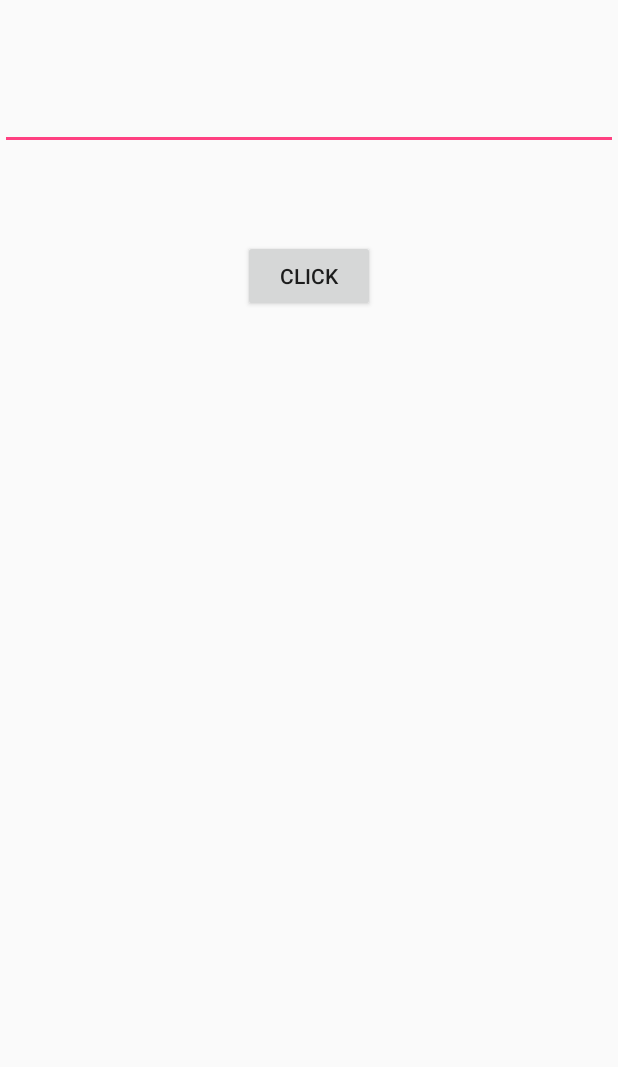
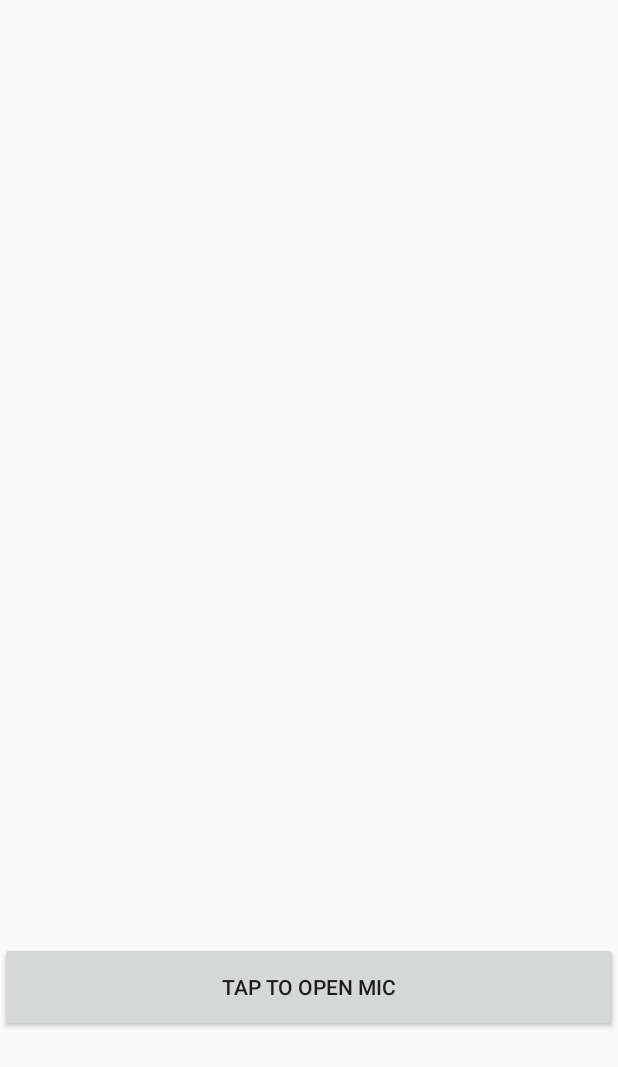
Before and after one commit to sneha-aniqa1997/MyFirstGithubProject, an Android app: the layout activity_speech_to_text_test.xml on its own in the app's theme, with its tools: preview values and no code run, on a phone screen of 412 x 824 dp. Shown: the top 1067 px of the screen. Run offline under Robolectric (Android 15) with nearby library versions, the phone set to English and light mode, and no system bars.

```diff
--- a/app/src/main/AndroidManifest.xml
+++ b/app/src/main/AndroidManifest.xml
@@ -40,6 +40,7 @@
 
         </activity>
         <activity android:name=".SpeechToTextTest">
+
         </activity>
     </application>
 
--- a/app/src/main/java/com/example/aniqa/myapplication2/SpeechToTextTest.java
+++ b/app/src/main/java/com/example/aniqa/myapplication2/SpeechToTextTest.java
@@ -2,9 +2,7 @@ package com.example.aniqa.myapplication2;
 
 import android.content.ActivityNotFoundException;
 import android.content.Intent;
-import android.speech.RecognitionService;
 import android.speech.RecognizerIntent;
-import android.speech.tts.TextToSpeech;
 import android.support.v7.app.AppCompatActivity;
 import android.os.Bundle;
 import android.view.View;
@@ -22,7 +20,7 @@ public class SpeechToTextTest extends AppCompatActivity {
     @Override
     protected void onCreate(Bundle savedInstanceState) {
         super.onCreate(savedInstanceState);
-        setContentView(R.layout.activity_text_to_speech_test);
+        setContentView(R.layout.activity_speech_to_text_test);
         initialization();
 
         mic.setOnClickListener(new View.OnClickListener() {
--- a/app/src/main/java/com/example/aniqa/myapplication2/TextToSpeechTest.java
+++ b/app/src/main/java/com/example/aniqa/myapplication2/TextToSpeechTest.java
@@ -18,7 +18,7 @@ public class TextToSpeechTest extends AppCompatActivity implements TextToSpeech.
     @Override
     protected void onCreate(Bundle savedInstanceState) {
         super.onCreate(savedInstanceState);
-        setContentView(R.layout.activity_speech_to_text_test);
+        setContentView(R.layout.activity_text_to_speech_test);
         initialization();
         button.setOnClickListener(new View.OnClickListener() {
             @Override
--- a/app/src/main/res/layout/activity_speech_to_text_test.xml
+++ b/app/src/main/res/layout/activity_speech_to_text_test.xml
@@ -5,20 +5,24 @@
     xmlns:tools="http://schemas.android.com/tools"
     android:layout_width="match_parent"
     android:layout_height="match_parent"
-    tools:context=".SpeechToTextTest">
-    <EditText
+    tools:context=".TextToSpeechTest">
+
+    <TextView
         android:layout_width="match_parent"
-        android:layout_height="100dp"
-        android:id="@+id/input"/>
+        android:layout_height="200dp"
+        android:id="@+id/text"/>
 
     <Button
-        android:id="@+id/click"
-        android:layout_width="wrap_content"
-        android:layout_height="wrap_content"
-        android:layout_alignParentTop="true"
-        android:layout_centerHorizontal="true"
-        android:layout_marginTop="160dp"
-        android:text="Click" />
+        android:id="@+id/mic"
+        android:layout_width="match_parent"
+        android:layout_height="60dp"
+        android:layout_alignParentBottom="true"
+        android:layout_alignParentStart="true"
+        android:layout_marginBottom="136dp"
+        android:text="Tap to open mic" />
+
+
+
 
 
 </RelativeLayout>
--- a/app/src/main/res/layout/activity_text_to_speech_test.xml
+++ b/app/src/main/res/layout/activity_text_to_speech_test.xml
@@ -5,23 +5,20 @@
     xmlns:tools="http://schemas.android.com/tools"
     android:layout_width="match_parent"
     android:layout_height="match_parent"
-    tools:context=".TextToSpeechTest">
-
-    <TextView
+    tools:context=".SpeechToTextTest">
+    <EditText
         android:layout_width="match_parent"
-        android:layout_height="match_parent"
-        android:id="@+id/text"/>
+        android:layout_height="100dp"
+        android:id="@+id/input"/>
 
     <Button
-        android:id="@+id/mic"
+        android:id="@+id/click"
         android:layout_width="wrap_content"
         android:layout_height="wrap_content"
         android:layout_alignParentTop="true"
         android:layout_centerHorizontal="true"
         android:layout_marginTop="160dp"
-        android:text="micro" />
-
-
+        android:text="Click" />
 
 
 </RelativeLayout>
```
